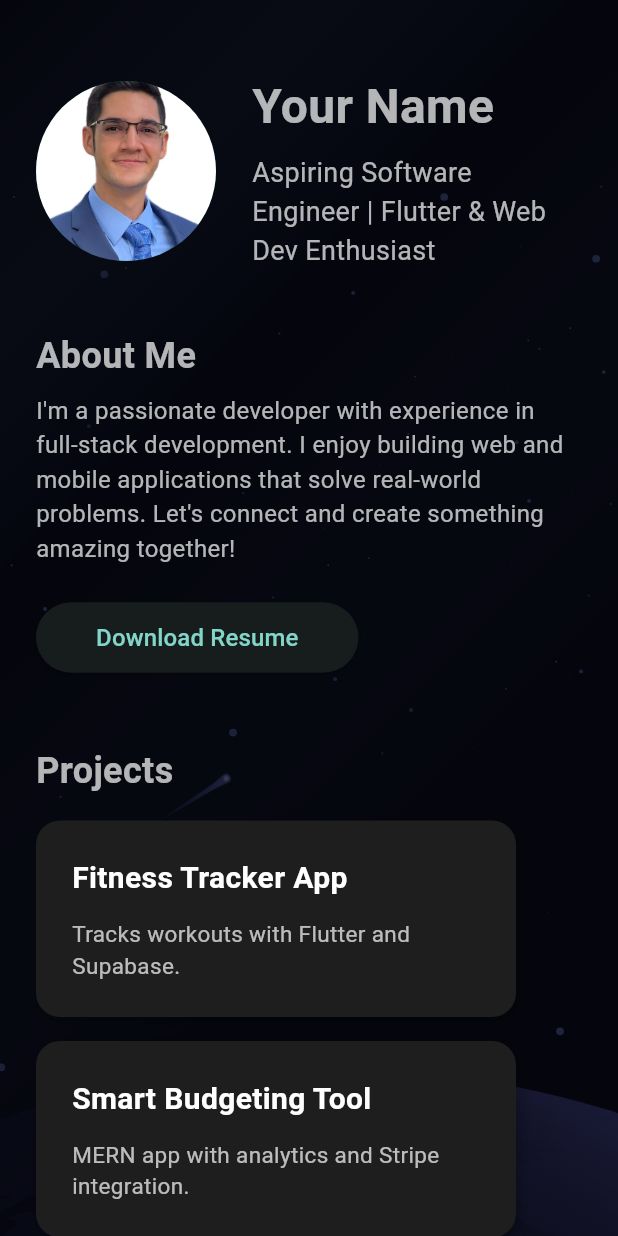
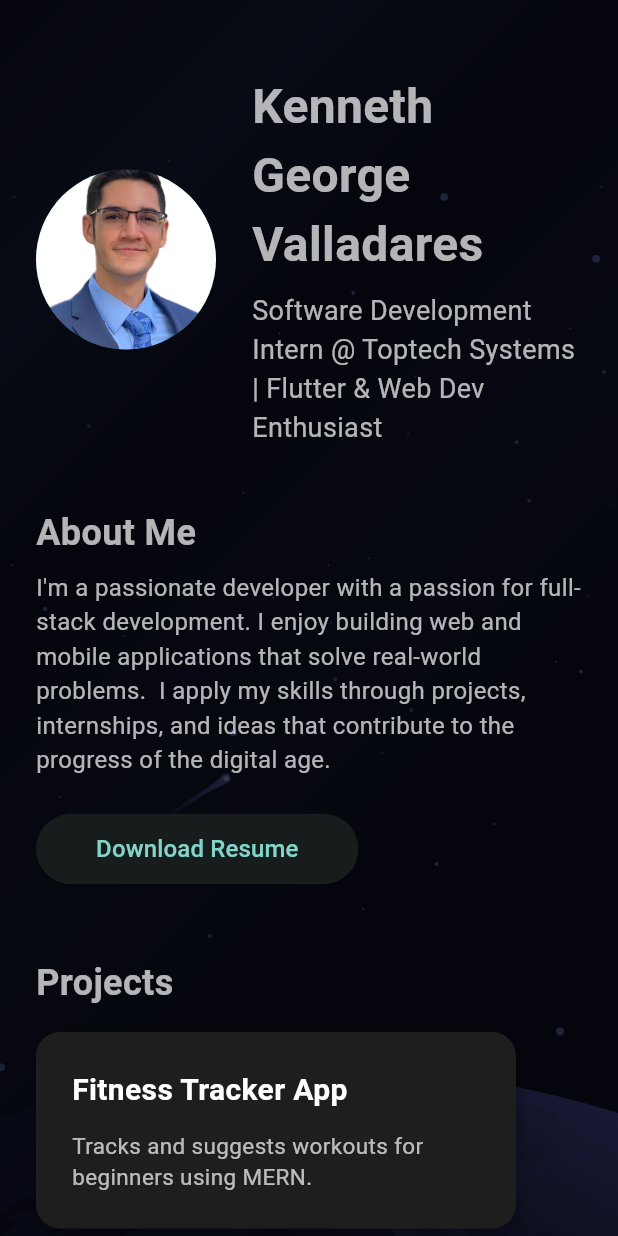
Before and after one commit to KennethV007/flutter-portfolio, a Flutter app: the screen it shows after launch, on a phone screen of 412 x 824 dp. Run offline on Flutter 3.47's test engine with Material 3 defaults, Android fonts, the light colour scheme and no system bars; our stand-ins replace lottie; missing offline and left inert: dart:html.

Commit message:
Flutter Website rough draft completed. Expanded quotes, created functionality for resume download button.

```diff
--- a/lib/main.dart
+++ b/lib/main.dart
@@ -4,6 +4,8 @@ import 'package:flutter/material.dart';
 import 'package:url_launcher/url_launcher.dart';
 import 'package:url_launcher/url_launcher_string.dart';
 import 'package:lottie/lottie.dart';
+import 'dart:html';
+
 
 // Fade-in animation widget
 class FadeInOnScroll extends StatefulWidget {
@@ -256,12 +258,12 @@ class PortfolioPage extends StatelessWidget {
                         crossAxisAlignment: CrossAxisAlignment.start,
                         children: const [
                           Text(
-                            'Your Name',
+                            'Kenneth George Valladares',
                             style: TextStyle(fontSize: 32, fontWeight: FontWeight.bold),
                           ),
                           SizedBox(height: 8),
                           Text(
-                            'Aspiring Software Engineer | Flutter & Web Dev Enthusiast',
+                            'Software Development Intern @ Toptech Systems | Flutter & Web Dev Enthusiast',
                             style: TextStyle(fontSize: 18, color: Colors.white70),
                           ),
                         ],
@@ -278,14 +280,21 @@ class PortfolioPage extends StatelessWidget {
                 ),
                 const SizedBox(height: 8),
                 const Text(
-                  "I'm a passionate developer with experience in full-stack development. I enjoy building web and mobile applications that solve real-world problems. Let's connect and create something amazing together!",
+                  "I'm a passionate developer with a passion for full-stack development. "
+                  "I enjoy building web and mobile applications that solve real-world problems. "
+                  " I apply my skills through projects, internships, and ideas that contribute to the progress of the digital age.",
                   style: TextStyle(fontSize: 16),
                 ),
                 const SizedBox(height: 24),
 
                 // Resume Button
                 ElevatedButton(
-                  onPressed: () => _launchURL('https://example.com/resume.pdf'),
+                  onPressed: () {
+                    const url = 'assets/resume.pdf';
+                    AnchorElement(href: url)
+                      ..setAttribute('download', 'Kenneth_Resume.pdf') // <- sets the filename
+                      ..click();
+                  },
                   child: const Padding(
                     padding: EdgeInsets.symmetric(horizontal: 16.0, vertical: 12.0),
                     child: Text('Download Resume', style: TextStyle(fontSize: 16)),
@@ -303,12 +312,12 @@ class PortfolioPage extends StatelessWidget {
                   spacing: 16,
                   runSpacing: 16,
                   children: const [
-                    ProjectCard(title: 'Fitness Tracker App', description: 'Tracks workouts with Flutter and Supabase.'),
-                    ProjectCard(title: 'Smart Budgeting Tool', description: 'MERN app with analytics and Stripe integration.'),
-                    ProjectCard(title: 'Portfolio Website', description: 'This site, built in Flutter and hosted on Vercel.'),
-                    ProjectCard(title: 'AI Note Summarizer', description: 'Summarizes uploaded text using Gemini AI API.'),
-                    ProjectCard(title: 'Social Chat App', description: 'Flutter-Firebase chat app with user auth and storage.'),
-                    ProjectCard(title: 'Weather Forecast App', description: 'Clean and animated weather app using OpenWeatherMap.'),
+                    ProjectCard(title: 'Fitness Tracker App', description: 'Tracks and suggests workouts for beginners using MERN.'),
+                    ProjectCard(title: 'Nokia Contact Manager', description: 'LAMP Stack contact manager with a retro feel.'),
+                    ProjectCard(title: 'Portfolio Website', description: 'This site, built in Flutter and hosted on Firebase.'),
+                    ProjectCard(title: 'Orlando Korean Culture Center Website', description: 'Function, homegrown website built for the OKCC to automate payments and signsups using PERN.'),
+                    ProjectCard(title: 'Autocommit.AI', description: 'To be announced: Github auto committer with AI changelist generation.'),
+                    ProjectCard(title: 'Stride', description: 'To be announced: Practical tool for runners to improve form using AI, Machine Learning, and Computer Vision.'),
                   ],
                 ),
                 const SizedBox(height: 48),
@@ -321,11 +330,12 @@ class PortfolioPage extends StatelessWidget {
                 const SizedBox(height: 16),
                 Column(
                   children: const [
+                    TimelineEvent(year: '2022', event: 'Discovered computer science during AP Principles'),
                     TimelineEvent(year: '2023', event: 'Started CS degree at UCF.'),
-                    TimelineEvent(year: '2022', event: 'Built first Flutter mobile app.'),
-                    TimelineEvent(year: '2023', event: 'Interned at Company A and launched production tool.'),
-                    TimelineEvent(year: '2024', event: 'Started full-stack portfolio and began AI specialization.'),
-                    TimelineEvent(year: '2027', event: 'Graduating and seeking Software Engineer role.'),
+                    TimelineEvent(year: '2024', event: 'Built first data structures (2-4 Tree and SkipList.)'),
+                    TimelineEvent(year: '2025', event: 'Accepted into the UCF Accelerated Masters program'),
+                    TimelineEvent(year: '2025', event: 'Begun internship at Toptech Systems'),
+                    TimelineEvent(year: '2027', event: 'Graduating and seeking Software Engineer role at big tech'),
                   ],
                 ),
                 const SizedBox(height: 48),
@@ -339,15 +349,15 @@ class PortfolioPage extends StatelessWidget {
                 Column(
                   crossAxisAlignment: CrossAxisAlignment.start,
                   children: const [
-                    CourseChip('Data Structures & Algorithms'),
+                    CourseChip('Intro to Progamming'),
                     CourseChip('Object-Oriented Programming in Java'),
-                    CourseChip('Operating Systems'),
-                    CourseChip('Database Systems (SQL, NoSQL)'),
-                    CourseChip('Web Development with MERN'),
-                    CourseChip('Mobile App Dev with Flutter'),
-                    CourseChip('AI & Machine Learning Basics'),
-                    CourseChip('Compiler Design & Architecture'),
-                    CourseChip('Cloud Computing with AWS'),
+                    CourseChip('Computer Science 1'),
+                    CourseChip('Computer Science 2'),
+                    CourseChip('Security in Computing'),
+                    CourseChip('Computer Logic and Organization'),
+                    CourseChip('Systems Software'),
+                    CourseChip('Discrete Mathematics'),
+                    CourseChip('Processes of Object-Oriented Software Development'),
                   ],
                 ),
                 const SizedBox(height: 48),
@@ -364,12 +374,16 @@ class PortfolioPage extends StatelessWidget {
                     crossAxisAlignment: CrossAxisAlignment.start,
                     children: [
                       const Text(
-                        'My Dreams',
+                        'My Dream',
                         style: TextStyle(fontSize: 24, fontWeight: FontWeight.w600),
                       ),
                       const SizedBox(height: 16),
                       const Text(
-                        'One day, I hope to live and work between two of the most beautiful cities I have ever visited — Seoul and Washington D.C. Their contrast in culture, architecture, and pace of life has inspired me to dream big and think globally.',
+                        "One day, I hope to live and work between two of the most beautiful and important cities in the world — Seoul and Washington D.C. "
+                        "Their contrast in culture, architecture, and pace of life has inspired me to dream big and think globally. "
+                        "There is so much more to the world than my home town. I hope to travel between these cities to enrich myself in Korean culture, "
+                        "learn more about American History, and become fluent in English, Spanish, and Korean. My favorite flower is the cherry blossom or 벚꽃."
+                        "If given the privilege to live in Washington D.C. I hope to grow my own cherry blossoms.",
                         style: TextStyle(fontSize: 16),
                       ),
                       const SizedBox(height: 16),
@@ -382,10 +396,32 @@ class PortfolioPage extends StatelessWidget {
                       ),
                       const SizedBox(height: 16),
                       const Text(
-                        'These cities have reminded me that it is okay to take risks, to leave your comfort zone, and to fall in love with uncertainty. I believe the future is written by those who are brave enough to chase what matters most to them.',
+                        "These cities have reminded me that it is okay to take risks, to leave your comfort zone, and to fall in love with the uncertain. They are opposite to the casual "
+                        "suburban life that I am used to. Cities are high energy environments bustling with creativity, ambition, and opportunity. Moving to a big city is the physical embodiement "
+                        "of stepping out of a comfort zone to pursue opportunity. The cities have endless opportunity for business, software, and cultural enrichiment. "
+                        "I live by the belief that nothing is my life is written until I accomplish it. I believe the future is created by those who are brave enough to chase what matters most to them. "
+                        "Although I am just starting my career, I have the big picture in mind. My goal is to make long-lasting contributions to this planet in the form of software, service, "
+                        "and my future family. When I retire, I would like to look back on all that I have accomplished in my life and be proud of what I did. "
+                        "I aspire to live with no regrets by always pursuing improvement, ambition, and the welfare of those around me. Below is a picture from one of my favorite shows. "
+                        "This image represents the admiration for our beautiful world for what it is. Earth can be scary for some but exciting for others. Perspective determines what one sees "
+                        "and so I choose to see opportunities in everything.",
                         style: TextStyle(fontSize: 16),
                       ),
                       const SizedBox(height: 16),
+                      const SizedBox(height: 24),
+                      const Center(
+                        child: Text(
+                          '"Opportunities are like sunrises. If you wait too long, you miss them," - William Arthur Ward',
+                          style: TextStyle(
+                            fontSize: 18,
+                            fontStyle: FontStyle.italic,
+                            color: Colors.white70,
+                          ),
+                          textAlign: TextAlign.center,
+                        ),
+                      ),
+                      const SizedBox(height: 24),
+
                       const StaticImage(imagePath: 'assets/vision.jpg'),
                     ],
                   ),
@@ -394,7 +430,7 @@ class PortfolioPage extends StatelessWidget {
 
                 const Center(
                   child: Text(
-                    '© 2025 Your Name • Built with Flutter Web',
+                    '© 2025 Kenneth George Valladares • Built with Flutter Web',
                     style: TextStyle(fontSize: 14, color: Colors.white38),
                   ),
                 ),
```
Also changed, not shown: firebase.json (added), 5 other files.
